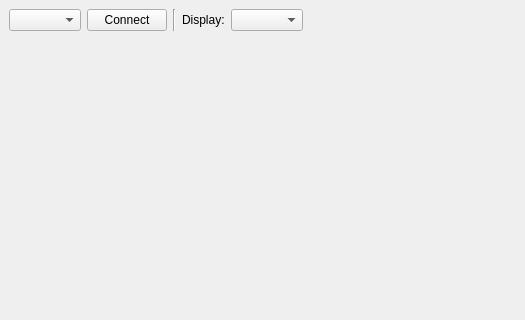
Old version of the form posegui/src/mainwindow.ui in the repository Norman0406/PoseDetectionGUI; both pictures show x 0 to 525 and y 0 to 320 of the 965 by 590 pixel window.
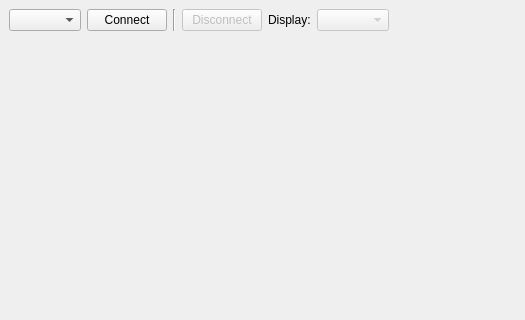
New version of the form. Custom widgets are drawn as their Qt base class.

What changed in the file:
```diff
--- a/posegui/src/mainwindow.ui
+++ b/posegui/src/mainwindow.ui
@@ -43,6 +43,16 @@
         </property>
        </widget>
       </item>
+      <item>
+       <widget class="QPushButton" name="disconnectButton">
+        <property name="enabled">
+         <bool>false</bool>
+        </property>
+        <property name="text">
+         <string>Disconnect</string>
+        </property>
+       </widget>
+      </item>
       <item>
        <widget class="QLabel" name="label">
         <property name="text">
@@ -51,7 +61,11 @@
        </widget>
       </item>
       <item>
-       <widget class="QComboBox" name="displaySelector"/>
+       <widget class="QComboBox" name="displaySelector">
+        <property name="enabled">
+         <bool>false</bool>
+        </property>
+       </widget>
       </item>
       <item>
        <spacer name="horizontalSpacer">
```
Left out of the diff: 28 changed lines with no effect on the pictures.
